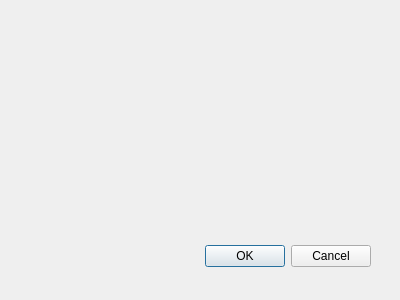
First picture: the form in Plugin_calcul_isochrone/calcul_isochrone_dialog_base.ui, repository Marcelanna/Projet_info_PPMD_QGIS_isochrone, before the edit.
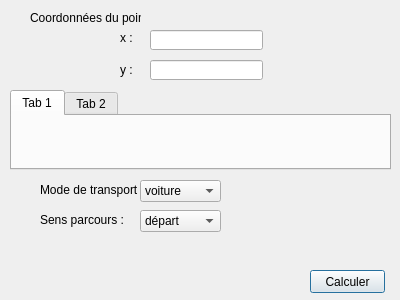
Second picture: the form after the edit.

Commit message: Mise à jour README.md et première interface UI

What changed in the file:
```diff
--- a/Plugin_calcul_isochrone/calcul_isochrone_dialog_base.ui
+++ b/Plugin_calcul_isochrone/calcul_isochrone_dialog_base.ui
@@ -12,22 +12,167 @@
   <property name="windowTitle" >
    <string>Calcul isochrone</string>
   </property>
-  <widget class="QDialogButtonBox" name="button_box" >
-   <property name="geometry" >
+  <widget class="QPushButton" name="Calculer">
+   <property name="geometry">
+    <rect>
+     <x>310</x>
+     <y>270</y>
+     <width>75</width>
+     <height>23</height>
+    </rect>
+   </property>
+   <property name="text">
+    <string>Calculer</string>
+   </property>
+  </widget>
+  <widget class="QComboBox" name="comboBox">
+   <property name="geometry">
+    <rect>
+     <x>140</x>
+     <y>180</y>
+     <width>81</width>
+     <height>22</height>
+    </rect>
+   </property>
+   <item>
+    <property name="text">
+     <string>voiture</string>
+    </property>
+   </item>
+   <item>
+    <property name="text">
+     <string>marche</string>
+    </property>
+   </item>
+  </widget>
+  <widget class="QLabel" name="label">
+   <property name="geometry">
     <rect>
      <x>30</x>
-     <y>240</y>
-     <width>341</width>
-     <height>32</height>
+     <y>10</y>
+     <width>111</width>
+     <height>16</height>
     </rect>
    </property>
-   <property name="orientation" >
-    <enum>Qt::Horizontal</enum>
+   <property name="text">
+    <string>Coordonnées du point</string>
    </property>
-   <property name="standardButtons" >
-    <set>QDialogButtonBox::Cancel|QDialogButtonBox::Ok</set>
+  </widget>
+  <widget class="QLineEdit" name="lineEdit">
+   <property name="geometry">
+    <rect>
+     <x>150</x>
+     <y>30</y>
+     <width>113</width>
+     <height>20</height>
+    </rect>
    </property>
   </widget>
+  <widget class="QLabel" name="label_2">
+   <property name="geometry">
+    <rect>
+     <x>120</x>
+     <y>30</y>
+     <width>21</width>
+     <height>16</height>
+    </rect>
+   </property>
+   <property name="text">
+    <string>x :</string>
+   </property>
+  </widget>
+  <widget class="QLabel" name="label_3">
+   <property name="geometry">
+    <rect>
+     <x>120</x>
+     <y>60</y>
+     <width>21</width>
+     <height>20</height>
+    </rect>
+   </property>
+   <property name="text">
+    <string>y :</string>
+   </property>
+  </widget>
+  <widget class="QLineEdit" name="lineEdit_2">
+   <property name="geometry">
+    <rect>
+     <x>150</x>
+     <y>60</y>
+     <width>113</width>
+     <height>20</height>
+    </rect>
+   </property>
+  </widget>
+  <widget class="QTabWidget" name="tabWidget">
+   <property name="geometry">
+    <rect>
+     <x>10</x>
+     <y>90</y>
+     <width>381</width>
+     <height>80</height>
+    </rect>
+   </property>
+   <property name="currentIndex">
+    <number>0</number>
+   </property>
+   <widget class="QWidget" name="Isochrone">
+    <attribute name="title">
+     <string>Tab 1</string>
+    </attribute>
+   </widget>
+   <widget class="QWidget" name="tab_2">
+    <attribute name="title">
+     <string>Tab 2</string>
+    </attribute>
+   </widget>
+  </widget>
+  <widget class="QLabel" name="label_4">
+   <property name="geometry">
+    <rect>
+     <x>40</x>
+     <y>180</y>
+     <width>101</width>
+     <height>20</height>
+    </rect>
+   </property>
+   <property name="text">
+    <string>Mode de transport : </string>
+   </property>
+  </widget>
+  <widget class="QLabel" name="label_5">
+   <property name="geometry">
+    <rect>
+     <x>40</x>
+     <y>210</y>
+     <width>101</width>
+     <height>20</height>
+    </rect>
+   </property>
+   <property name="text">
+    <string>Sens parcours :</string>
+   </property>
+  </widget>
+  <widget class="QComboBox" name="comboBox_2">
+   <property name="geometry">
+    <rect>
+     <x>140</x>
+     <y>210</y>
+     <width>81</width>
+     <height>22</height>
+    </rect>
+   </property>
+   <item>
+    <property name="text">
+     <string>départ</string>
+    </property>
+   </item>
+   <item>
+    <property name="text">
+     <string>arrivée</string>
+    </property>
+   </item>
+  </widget>
  </widget>
  <resources/>
  <connections>
```
Left out of the diff: 44 changed lines with no effect on the pictures. The commit also changes 2 other files.
